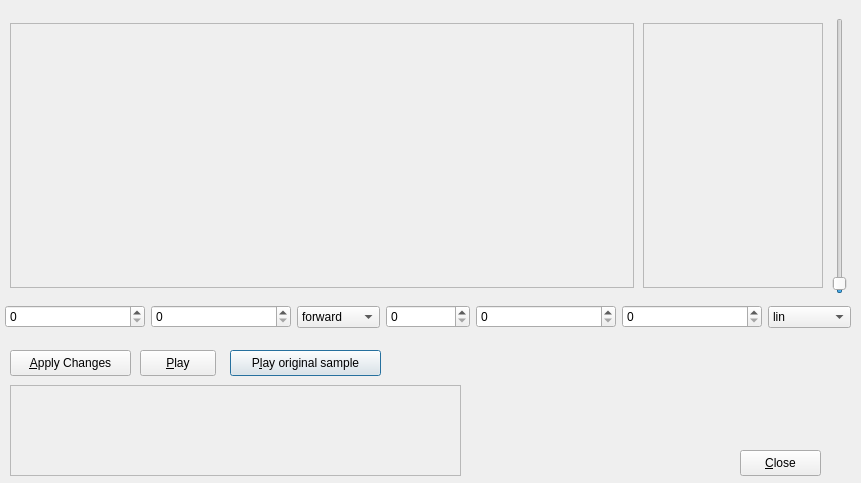
Before: the Qt Designer form gui/src/SampleEditor/SampleEditor_UI.ui in hydrogen-music/hydrogen, drawn with Qt 5.
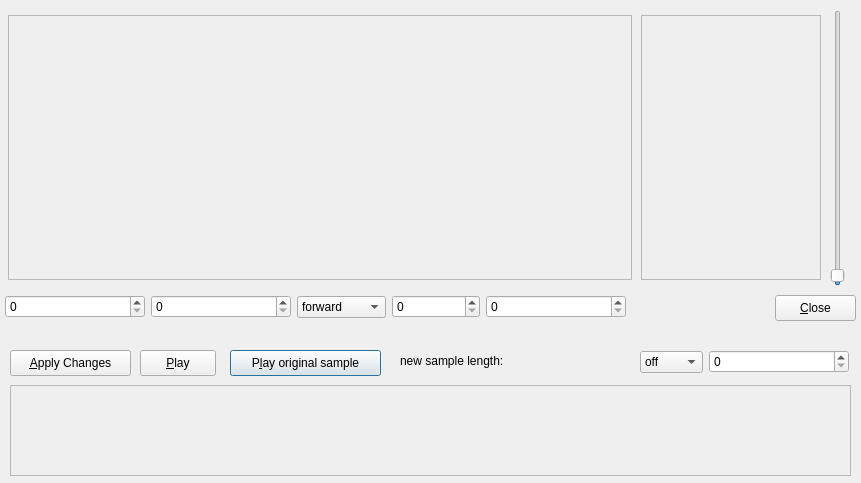
After: the same form once the commit is applied.

Commit message: now you can edit a sample fade out

```diff
--- a/gui/src/SampleEditor/SampleEditor_UI.ui
+++ b/gui/src/SampleEditor/SampleEditor_UI.ui
@@ -17,7 +17,7 @@
     <rect>
      <x>10</x>
      <y>385</y>
-     <width>451</width>
+     <width>841</width>
      <height>91</height>
     </rect>
    </property>
@@ -57,8 +57,8 @@
   <widget class="QPushButton" name="ClosePushButton" >
    <property name="geometry" >
     <rect>
-     <x>740</x>
-     <y>450</y>
+     <x>775</x>
+     <y>295</y>
      <width>81</width>
      <height>26</height>
     </rect>
@@ -71,8 +71,8 @@
    <property name="geometry" >
     <rect>
      <x>5</x>
-     <y>305</y>
-     <width>846</width>
+     <y>295</y>
+     <width>621</width>
      <height>24</height>
     </rect>
    </property>
@@ -172,46 +172,13 @@
       </property>
      </widget>
     </item>
-    <item>
-     <widget class="QSpinBox" name="FadeOutFrameSpinBox" >
-      <property name="minimumSize" >
-       <size>
-        <width>140</width>
-        <height>0</height>
-       </size>
-      </property>
-      <property name="toolTip" >
-       <string>Adjust fade-out start frame</string>
-      </property>
-      <property name="maximum" >
-       <number>1000000000</number>
-      </property>
-     </widget>
-    </item>
-    <item>
-     <widget class="QComboBox" name="FadeOutTypeComboBox" >
-      <property name="toolTip" >
-       <string>fade-out type</string>
-      </property>
-      <item>
-       <property name="text" >
-        <string>lin</string>
-       </property>
-      </item>
-      <item>
-       <property name="text" >
-        <string>log</string>
-       </property>
-      </item>
-     </widget>
-    </item>
    </layout>
   </widget>
   <widget class="QWidget" name="layoutWidget" >
    <property name="geometry" >
     <rect>
-     <x>7</x>
-     <y>18</y>
+     <x>5</x>
+     <y>10</y>
      <width>843</width>
      <height>276</height>
     </rect>
@@ -286,6 +253,70 @@
     <string>&amp;Play</string>
    </property>
   </widget>
+  <widget class="QLabel" name="newlengthLabel" >
+   <property name="geometry" >
+    <rect>
+     <x>400</x>
+     <y>350</y>
+     <width>236</width>
+     <height>21</height>
+    </rect>
+   </property>
+   <property name="text" >
+    <string>new sample length:</string>
+   </property>
+  </widget>
+  <widget class="QWidget" name="" >
+   <property name="geometry" >
+    <rect>
+     <x>640</x>
+     <y>350</y>
+     <width>209</width>
+     <height>24</height>
+    </rect>
+   </property>
+   <layout class="QHBoxLayout" name="horizontalLayout_3" >
+    <item>
+     <widget class="QComboBox" name="FadeOutTypeComboBox" >
+      <property name="minimumSize" >
+       <size>
+        <width>60</width>
+        <height>0</height>
+       </size>
+      </property>
+      <property name="toolTip" >
+       <string>fade-out type</string>
+      </property>
+      <item>
+       <property name="text" >
+        <string>off</string>
+       </property>
+      </item>
+      <item>
+       <property name="text" >
+        <string>lin</string>
+       </property>
+      </item>
+     </widget>
+    </item>
+    <item>
+     <widget class="QSpinBox" name="FadeOutFrameSpinBox" >
+      <property name="minimumSize" >
+       <size>
+        <width>140</width>
+        <height>0</height>
+       </size>
+      </property>
+      <property name="toolTip" >
+       <string>Adjust fade-out start frame</string>
+      </property>
+      <property name="maximum" >
+       <number>1000000000</number>
+      </property>
+     </widget>
+    </item>
+   </layout>
+  </widget>
  </widget>
  <tabstops>
   <tabstop>StartFrameSpinBox</tabstop>
```
Left out of the diff: 2 changed lines with no effect on the pictures. The commit also changes 14 other files.
